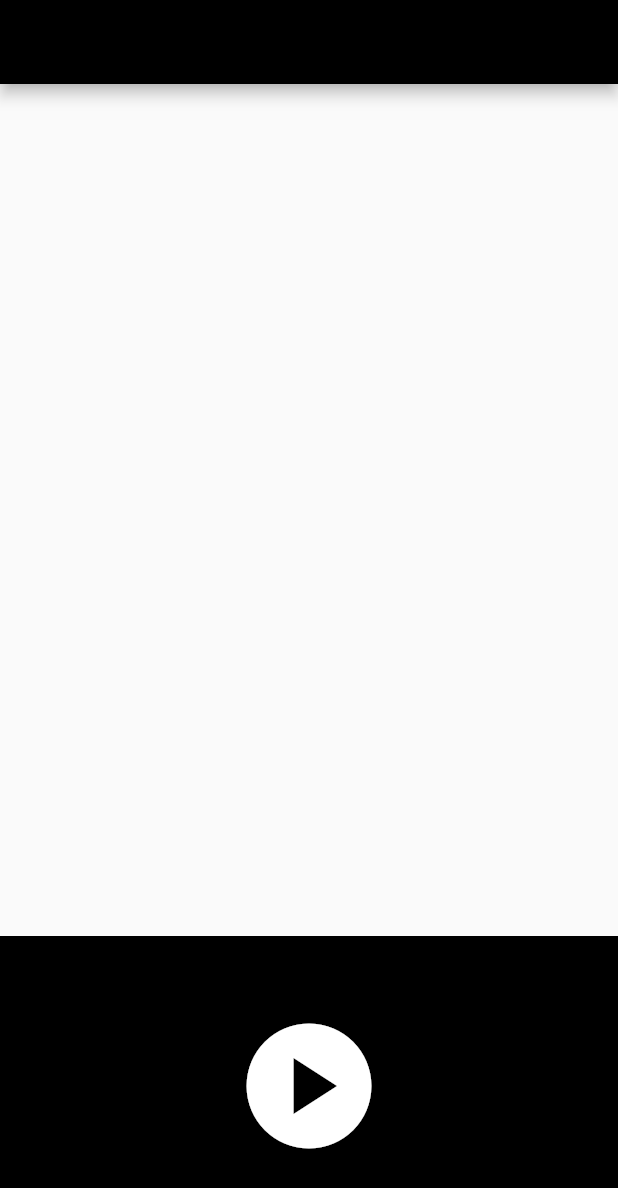
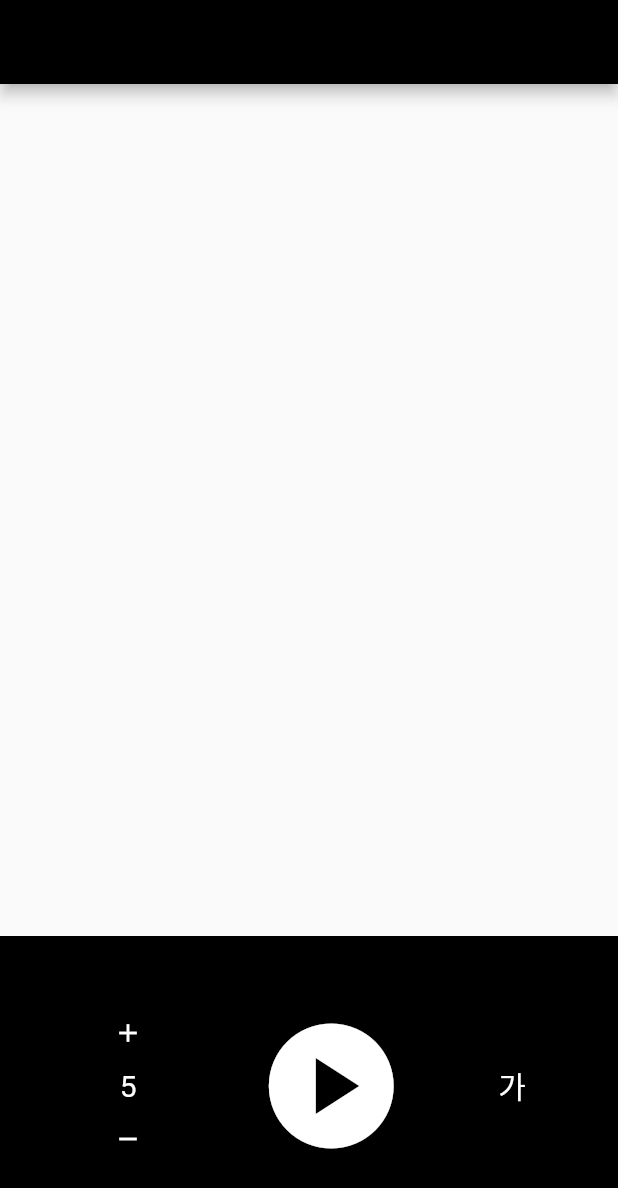
Before and after one commit to egyeasy/chord_quiz, a Flutter app: the screen it shows after launch, on a phone screen of 412 x 824 dp. Shown: the top 1188 px of the screen. Run offline on Flutter 3.47's test engine with Material 2 defaults, Android fonts, the phone set to English and light mode, and no system bars.

Commit message:
implement interval seconds feature

```diff
--- a/lib/main.dart
+++ b/lib/main.dart
@@ -1,3 +1,4 @@
+import 'package:chordquiz/providers/interval_seconds_provider.dart';
 import 'package:chordquiz/providers/is_playing_provider.dart';
 import 'package:chordquiz/providers/settings_provider.dart';
 import 'package:chordquiz/views/home.dart';
@@ -22,6 +23,7 @@ class MyApp extends StatelessWidget {
         providers: [
           ChangeNotifierProvider<SettingsProvider>(create: (_) => SettingsProvider()),
           ChangeNotifierProvider<IsPlayingProvider>(create: (_) => IsPlayingProvider()),
+          ChangeNotifierProvider<IntervalSecondsProvider>(create: (_) => IntervalSecondsProvider()),
         ],
         child: const HomeView(),
       ),
--- /dev/null
+++ b/lib/providers/interval_seconds_provider.dart
@@ -0,0 +1,12 @@
+import 'package:flutter/material.dart';
+
+class IntervalSecondsProvider extends ChangeNotifier {
+  int _intervalSeconds = 5;
+
+  int get intervalSeconds => _intervalSeconds;
+
+  set intervalSeconds(int intervalSeconds) {
+    _intervalSeconds = intervalSeconds;
+    notifyListeners();
+  }
+}
--- a/lib/views/display_view.dart
+++ b/lib/views/display_view.dart
@@ -2,6 +2,7 @@ import 'dart:async';
 import 'dart:math';
 
 import 'package:chordquiz/managers/chord_manager.dart';
+import 'package:chordquiz/providers/interval_seconds_provider.dart';
 import 'package:chordquiz/providers/is_playing_provider.dart';
 import 'package:chordquiz/providers/settings_provider.dart';
 import 'package:flutter/material.dart';
@@ -17,6 +18,7 @@ class DisplayView extends StatefulWidget {
 class _DisplayViewState extends State<DisplayView> {
   late SettingsProvider _settingsProvider;
   late IsPlayingProvider _isPlayingProvider;
+  late IntervalSecondsProvider _intervalSecondsProvider;
 
   late List<String> pitchList;
   late List<String> chordList;
@@ -42,6 +44,7 @@ class _DisplayViewState extends State<DisplayView> {
   void didChangeDependencies() {
     _settingsProvider = Provider.of<SettingsProvider>(context, listen: false);
     _isPlayingProvider = Provider.of<IsPlayingProvider>(context, listen: true);
+    _intervalSecondsProvider = Provider.of<IntervalSecondsProvider>(context, listen: true);
 
     withTriads = _settingsProvider.withTriads;
     withSevenths = _settingsProvider.withSevenths;
@@ -74,12 +77,17 @@ class _DisplayViewState extends State<DisplayView> {
 
   @override
   Widget build(BuildContext context) {
+    // TODO: build 할 때마다 cancel 하는 것은 비효율적
+    timer?.cancel();
     if (_isPlayingProvider.isPlaying) {
-      if (timer == null || !timer!.isActive) {
-        timer = Timer.periodic(const Duration(seconds: 2), (Timer t) => selectPitchAndChord());
+      if (timer == null || timer!.isActive == false) {
+        timer = Timer.periodic(
+          Duration(
+            seconds: _intervalSecondsProvider.intervalSeconds,
+          ),
+          (Timer t) => selectPitchAndChord(),
+        );
       }
-    } else {
-      timer?.cancel();
     }
 
     return Expanded(
--- a/lib/views/settings_view.dart
+++ b/lib/views/settings_view.dart
@@ -1,3 +1,4 @@
+import 'package:chordquiz/providers/interval_seconds_provider.dart';
 import 'package:chordquiz/providers/is_playing_provider.dart';
 import 'package:flutter/material.dart';
 import 'package:provider/provider.dart';
@@ -13,21 +14,63 @@ class _SettingsViewState extends State<SettingsView> {
   var isPlaying = true;
 
   final playPauseIconSize = 100.0;
+  final intervalChangeIconSize = 20.0;
 
   late IsPlayingProvider _isPlayingProvider;
+  late IntervalSecondsProvider _intervalSecondsProvider;
 
   @override
   Widget build(BuildContext context) {
     _isPlayingProvider = Provider.of<IsPlayingProvider>(context, listen: true);
+    _intervalSecondsProvider = Provider.of<IntervalSecondsProvider>(context, listen: true);
 
     return Container(
       height: 200,
       width: 500,
       color: Colors.black,
-      child: Column(
-        mainAxisAlignment: MainAxisAlignment.center,
-        crossAxisAlignment: CrossAxisAlignment.center,
+      child: Row(
+        mainAxisAlignment: MainAxisAlignment.spaceEvenly,
         children: [
+          Center(
+            child: Column(
+              mainAxisAlignment: MainAxisAlignment.center,
+              children: [
+                IconButton(
+                  icon: Icon(
+                    Icons.add,
+                    color: Colors.white,
+                    size: intervalChangeIconSize,
+                  ),
+                  padding: const EdgeInsets.all(0),
+                  onPressed: () {
+                    _intervalSecondsProvider.intervalSeconds += 1;
+                    setState(() {});
+                  },
+                ),
+                Text(
+                  _intervalSecondsProvider.intervalSeconds.toString(),
+                  style: const TextStyle(
+                    fontSize: 20,
+                    color: Colors.white,
+                  ),
+                ),
+                IconButton(
+                  icon: Icon(
+                    Icons.remove,
+                    color: Colors.white,
+                    size: intervalChangeIconSize,
+                  ),
+                  padding: const EdgeInsets.all(0),
+                  onPressed: () {
+                    if (_intervalSecondsProvider.intervalSeconds > 1) {
+                      _intervalSecondsProvider.intervalSeconds -= 1;
+                    }
+                    setState(() {});
+                  },
+                ),
+              ],
+            ),
+          ),
           SizedBox(
             height: playPauseIconSize,
             width: playPauseIconSize,
@@ -44,6 +87,13 @@ class _SettingsViewState extends State<SettingsView> {
               },
             ),
           ),
+          Text(
+            "가",
+            style: const TextStyle(
+              fontSize: 20,
+              color: Colors.white,
+            ),
+          ),
         ],
       ),
     );
```
